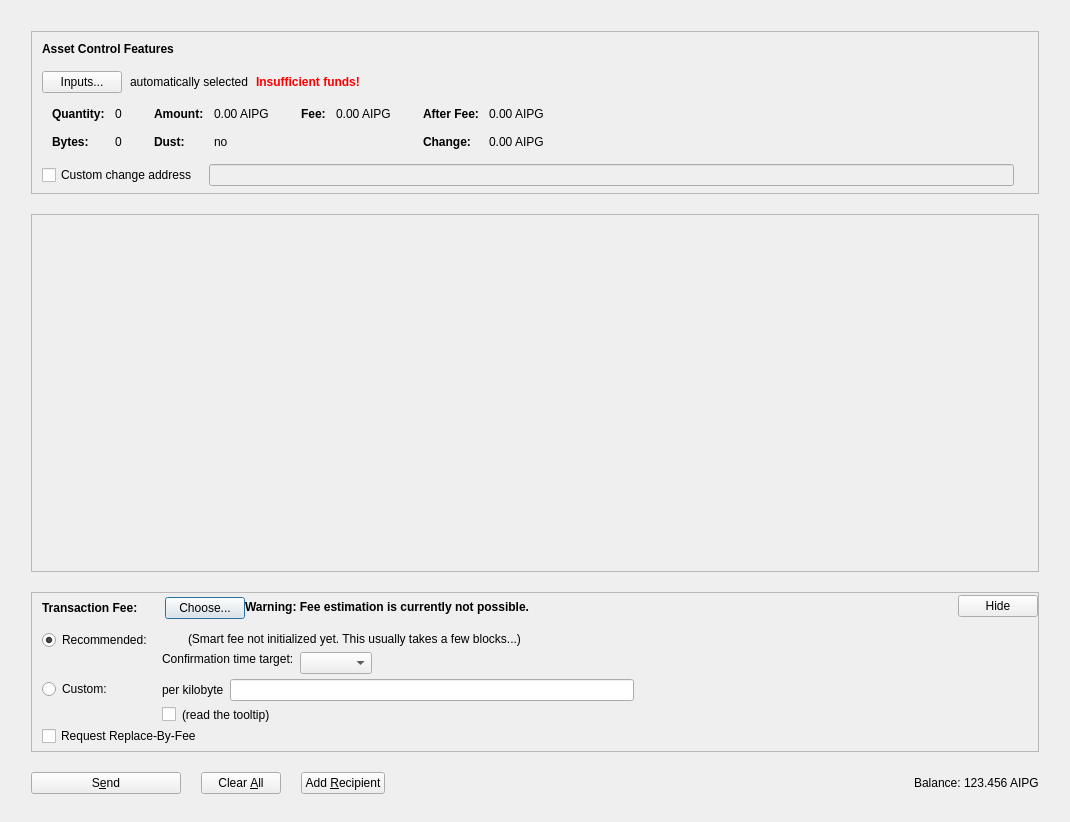
Before: the Qt Designer form src/qt/forms/assetsdialog.ui in AIPowerGrid/AI-Power-Grid-Core, drawn with Qt 5.
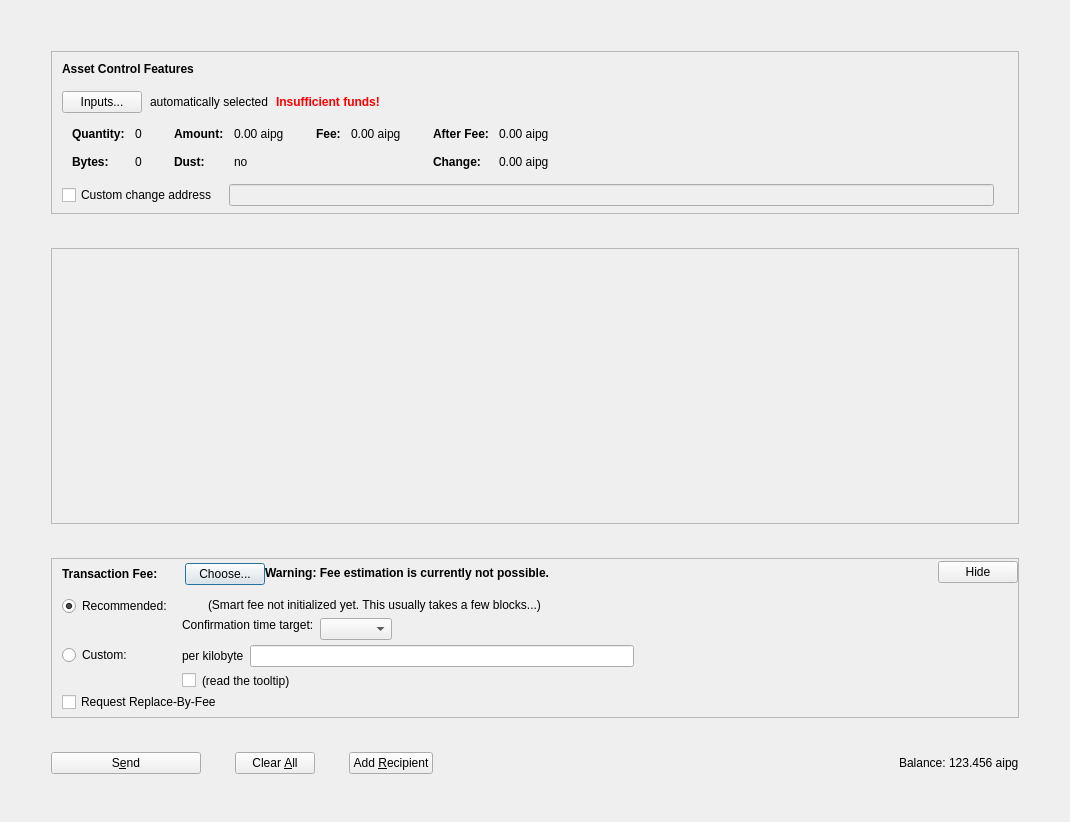
After: the same form once the commit is applied. Icons and pictures are not drawn. Custom widgets are drawn as their Qt base class.

Patch:
```diff
--- a/src/qt/forms/assetsdialog.ui
+++ b/src/qt/forms/assetsdialog.ui
@@ -20,19 +20,19 @@
    <item>
     <layout class="QVBoxLayout" name="verticalLayout_3">
      <property name="spacing">
-      <number>20</number>
+      <number>34</number>
      </property>
      <property name="leftMargin">
-      <number>20</number>
+      <number>40</number>
      </property>
      <property name="topMargin">
-      <number>20</number>
+      <number>40</number>
      </property>
      <property name="rightMargin">
-      <number>20</number>
+      <number>40</number>
      </property>
      <property name="bottomMargin">
-      <number>20</number>
+      <number>40</number>
      </property>
      <item>
       <widget class="QFrame" name="frameAssetControl">
@@ -341,7 +341,7 @@
                     <enum>Qt::ActionsContextMenu</enum>
                    </property>
                    <property name="text">
-                    <string notr="true">0.00 AIPG</string>
+                    <string notr="true">0.00 aipg</string>
                    </property>
                    <property name="textInteractionFlags">
                     <set>Qt::LinksAccessibleByMouse|Qt::TextSelectableByKeyboard|Qt::TextSelectableByMouse</set>
@@ -421,7 +421,7 @@
                     <enum>Qt::ActionsContextMenu</enum>
                    </property>
                    <property name="text">
-                    <string notr="true">0.00 AIPG</string>
+                    <string notr="true">0.00 aipg</string>
                    </property>
                    <property name="textInteractionFlags">
                     <set>Qt::LinksAccessibleByMouse|Qt::TextSelectableByKeyboard|Qt::TextSelectableByMouse</set>
@@ -472,7 +472,7 @@
                     <enum>Qt::ActionsContextMenu</enum>
                    </property>
                    <property name="text">
-                    <string notr="true">0.00 AIPG</string>
+                    <string notr="true">0.00 aipg</string>
                    </property>
                    <property name="textInteractionFlags">
                     <set>Qt::LinksAccessibleByMouse|Qt::TextSelectableByKeyboard|Qt::TextSelectableByMouse</set>
@@ -501,7 +501,7 @@
                     <enum>Qt::ActionsContextMenu</enum>
                    </property>
                    <property name="text">
-                    <string notr="true">0.00 AIPG</string>
+                    <string notr="true">0.00 aipg</string>
                    </property>
                    <property name="textInteractionFlags">
                     <set>Qt::LinksAccessibleByMouse|Qt::TextSelectableByKeyboard|Qt::TextSelectableByMouse</set>
@@ -604,8 +604,8 @@
          <rect>
           <x>0</x>
           <y>0</y>
-          <width>1010</width>
-          <height>257</height>
+          <width>964</width>
+          <height>165</height>
          </rect>
         </property>
         <layout class="QVBoxLayout" name="verticalLayout_2" stretch="0,1">
@@ -633,13 +633,10 @@
            <property name="orientation">
             <enum>Qt::Vertical</enum>
            </property>
-           <property name="sizeType">
-            <enum>QSizePolicy::Expanding</enum>
-           </property>
            <property name="sizeHint" stdset="0">
             <size>
              <width>20</width>
-             <height>100</height>
+             <height>40</height>
             </size>
            </property>
           </spacer>
@@ -1267,7 +1264,7 @@
             <cursorShape>IBeamCursor</cursorShape>
            </property>
            <property name="text">
-            <string notr="true">123.456 AIPG</string>
+            <string notr="true">123.456 aipg</string>
            </property>
            <property name="textInteractionFlags">
             <set>Qt::LinksAccessibleByMouse|Qt::TextSelectableByKeyboard|Qt::TextSelectableByMouse</set>
```
Left out of the diff: 6 changed lines with no effect on the pictures.
